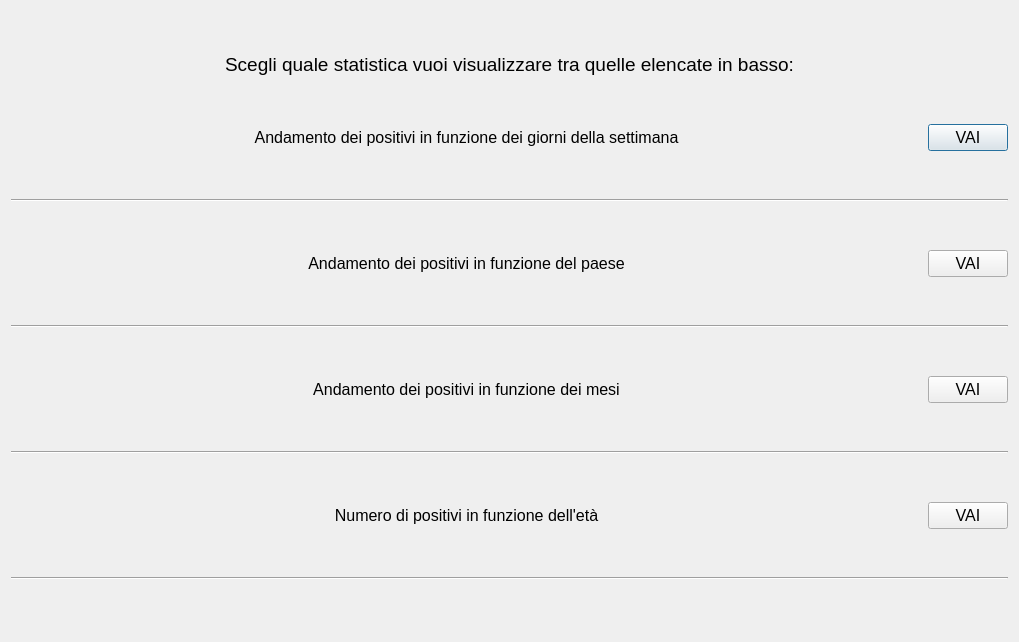
Before: the Qt Designer form c++/01_menu/menu_project/stats.ui in alessan10/c19-1, drawn with Qt 5.
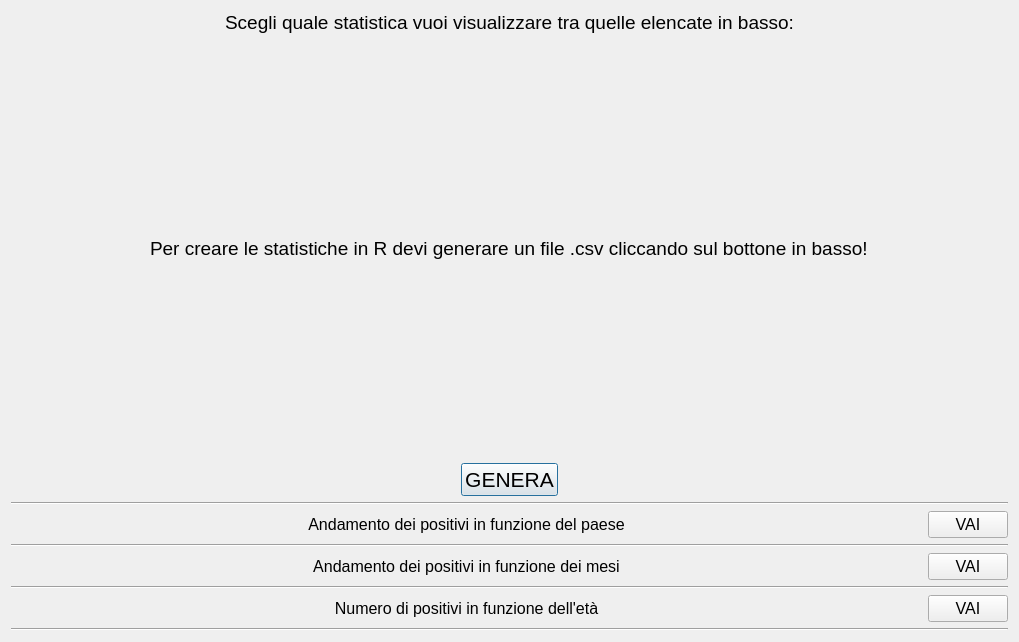
After: the same form once the commit is applied.

Diff of the .ui file:
```diff
--- a/c++/01_menu/menu_project/stats.ui
+++ b/c++/01_menu/menu_project/stats.ui
@@ -45,28 +45,38 @@
     </widget>
    </item>
    <item>
-    <layout class="QHBoxLayout" name="horizontalLayout">
+    <layout class="QHBoxLayout" name="horizontalLayout_5">
+     <property name="spacing">
+      <number>7</number>
+     </property>
+     <property name="sizeConstraint">
+      <enum>QLayout::SetDefaultConstraint</enum>
+     </property>
+     <property name="bottomMargin">
+      <number>0</number>
+     </property>
      <item>
-      <widget class="QLabel" name="label_3">
+      <widget class="QLabel" name="label_6">
        <property name="sizePolicy">
-        <sizepolicy hsizetype="Preferred" vsizetype="Preferred">
+        <sizepolicy hsizetype="Fixed" vsizetype="Ignored">
          <horstretch>0</horstretch>
          <verstretch>0</verstretch>
         </sizepolicy>
        </property>
        <property name="font">
         <font>
-         <pointsize>12</pointsize>
+         <pointsize>14</pointsize>
         </font>
        </property>
        <property name="text">
-        <string>Andamento dei positivi in funzione dei giorni della settimana</string>
-       </property>
-       <property name="alignment">
-        <set>Qt::AlignCenter</set>
+        <string>Per creare le statistiche in R devi generare un file .csv cliccando sul bottone in basso!</string>
        </property>
       </widget>
      </item>
+    </layout>
+   </item>
+   <item>
+    <layout class="QHBoxLayout" name="horizontalLayout">
      <item>
       <widget class="QPushButton" name="positive_weekday">
        <property name="sizePolicy">
@@ -77,11 +87,11 @@
        </property>
        <property name="font">
         <font>
-         <pointsize>12</pointsize>
+         <pointsize>16</pointsize>
         </font>
        </property>
        <property name="text">
-        <string>VAI</string>
+        <string>GENERA</string>
        </property>
       </widget>
      </item>
```
Left out of the diff: 2 changed lines with no effect on the pictures.
